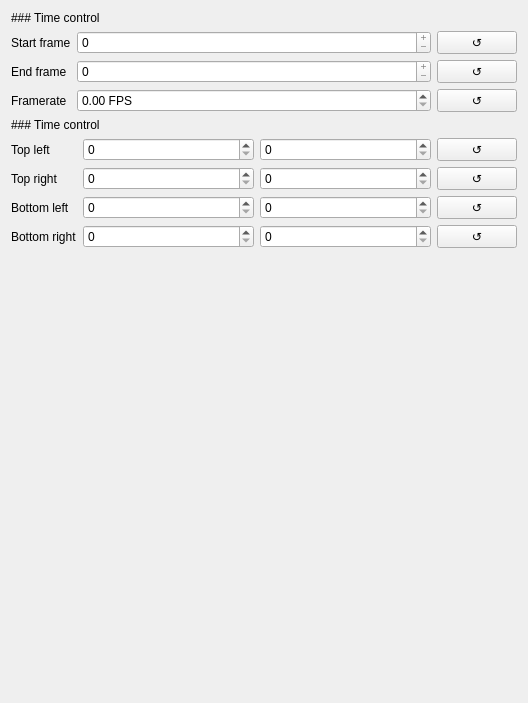
This is src/tacty/ui/forms/calibration.ui in TactileLibrary/tacty as Qt 5 draws it before an edit. The edited form follows.
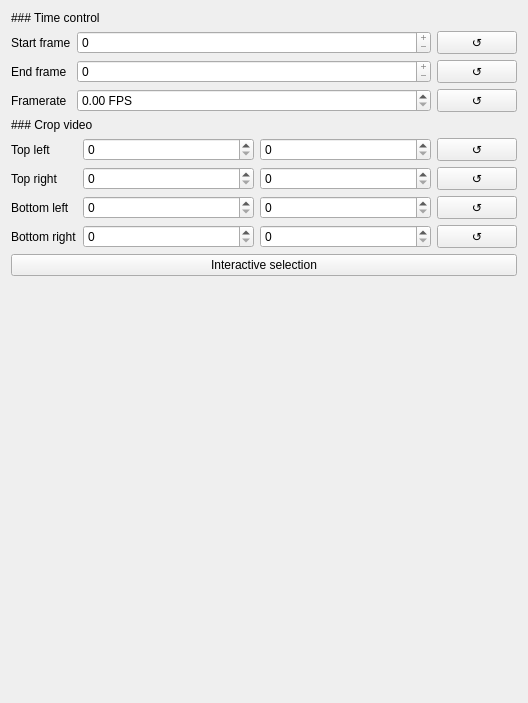
This is the edited form.

Commit message: crop selection

The edit to the form file:
```diff
--- a/src/tacty/ui/forms/calibration.ui
+++ b/src/tacty/ui/forms/calibration.ui
@@ -190,7 +190,7 @@
    <item>
     <widget class="QLabel" name="perspectiveControlLabel">
      <property name="text">
-      <string>### Time control</string>
+      <string>### Crop video</string>
      </property>
      <property name="textFormat">
       <enum>Qt::TextFormat::MarkdownText</enum>
@@ -401,6 +401,13 @@
      </item>
     </layout>
    </item>
+   <item>
+    <widget class="QPushButton" name="cornerSelect">
+     <property name="text">
+      <string>Interactive selection</string>
+     </property>
+    </widget>
+   </item>
    <item>
     <spacer name="verticalSpacer">
      <property name="orientation">
```
The commit also changes 11 other files.
